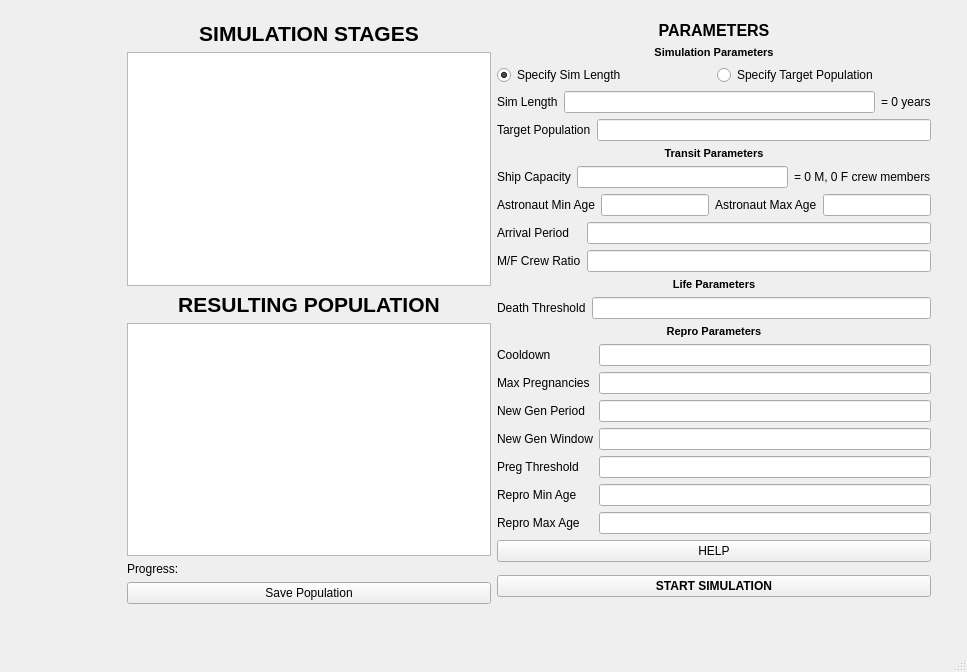
This is colonysim.ui in matejpoliacek/mars_colonist_simulator as Qt 5 draws it before an edit. The edited form follows.
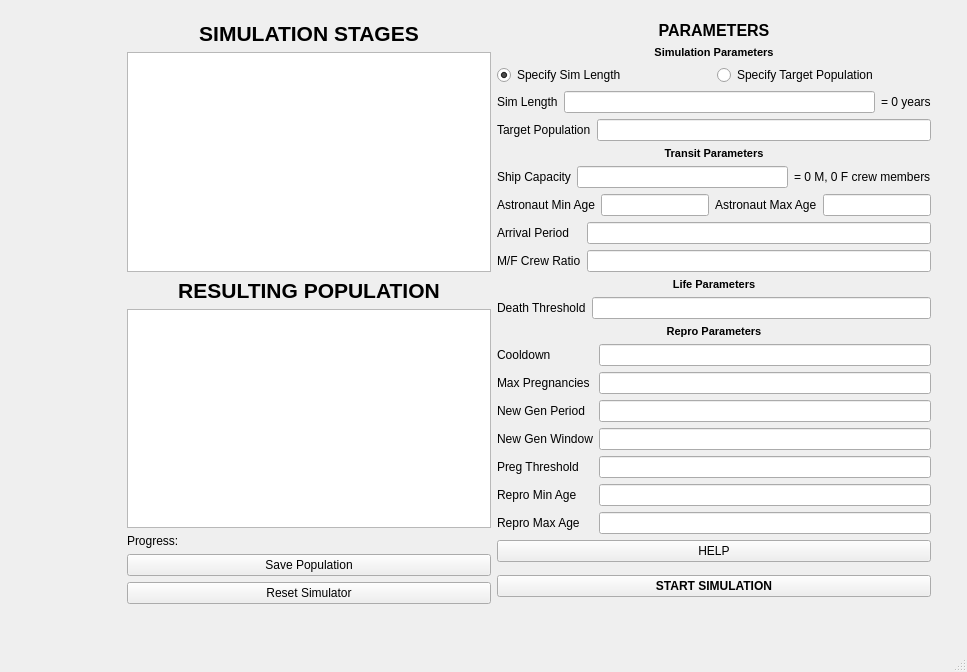
This is the edited form.

What changed in the file:
```diff
--- a/colonysim.ui
+++ b/colonysim.ui
@@ -118,6 +118,13 @@
          </property>
         </widget>
        </item>
+       <item>
+        <widget class="QPushButton" name="pushButtonReset">
+         <property name="text">
+          <string>Reset Simulator</string>
+         </property>
+        </widget>
+       </item>
       </layout>
      </item>
      <item>
```
